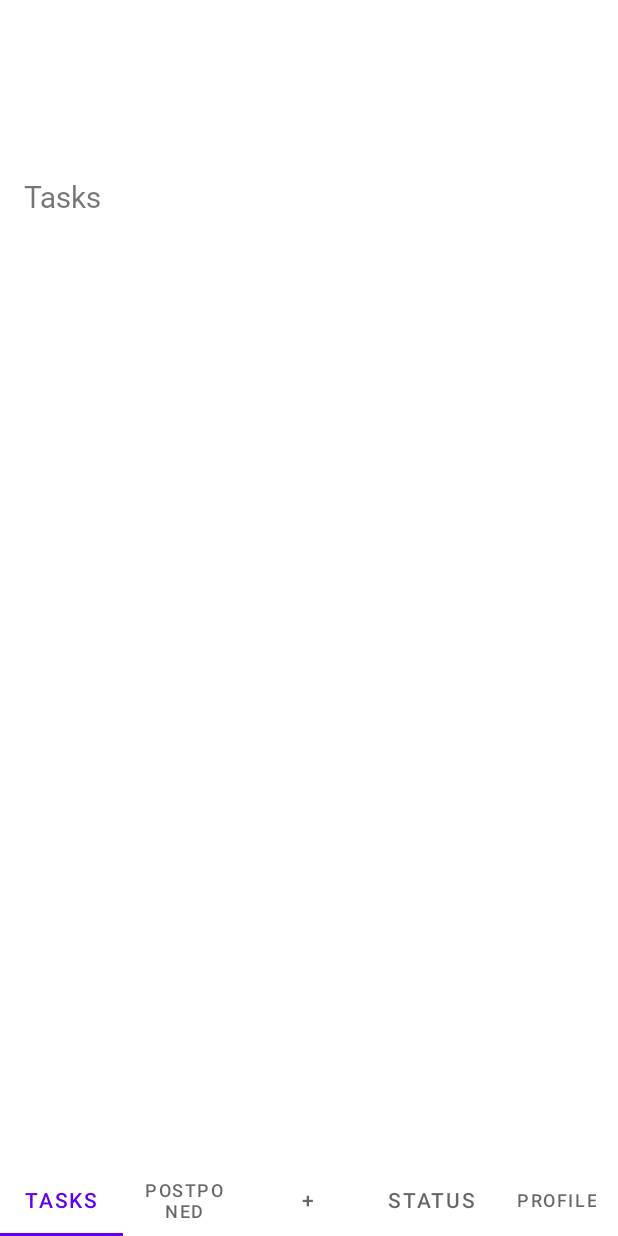
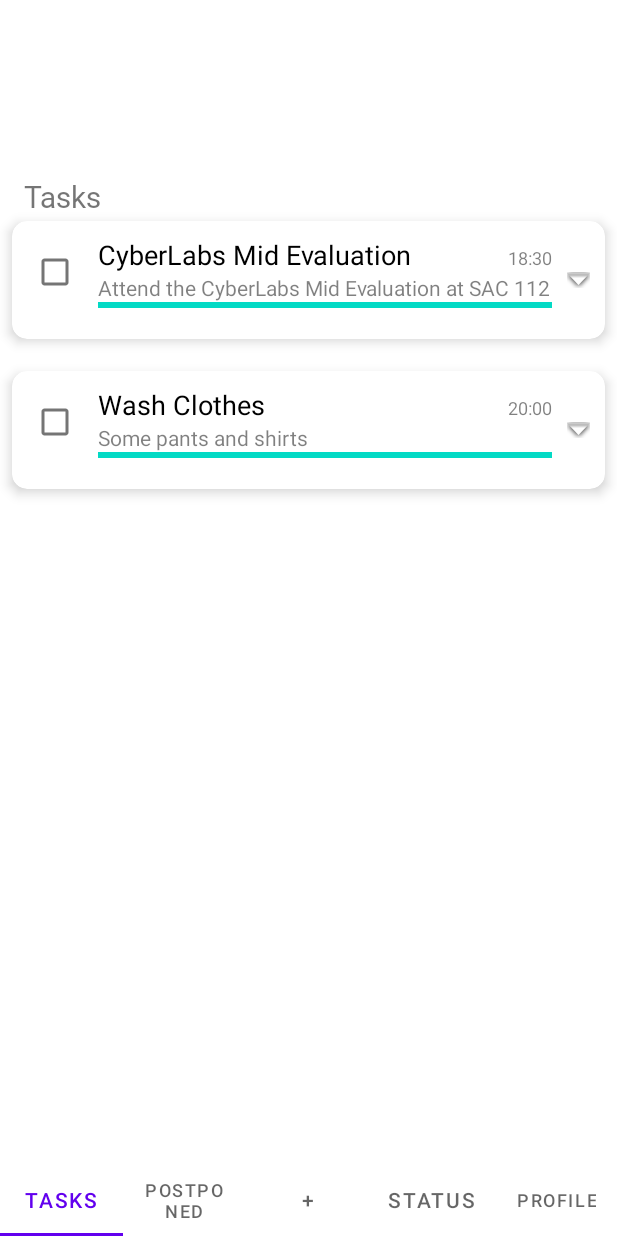
Before and after one commit to harsimranpaswan/timetable-manager, an Android app: the Tasks screen opened directly, with no data from a screen before it, on a phone screen of 412 x 824 dp. Run offline under Robolectric (Android 15) with nearby library versions, the phone set to English and light mode, and no system bars; Roboto replaces fonts that are not available here.

Commit message:
Firestore about to complete, RecyclerView in working condition

```diff
--- a/app/src/main/java/Adapters/FragmentAdapter.java
+++ b/app/src/main/java/Adapters/FragmentAdapter.java
@@ -8,7 +8,6 @@ import androidx.viewpager2.adapter.FragmentStateAdapter;
 import com.workshop.ttm.AddTask;
 import com.workshop.ttm.Postponed;
 import com.workshop.ttm.Profile;
-import com.workshop.ttm.Settings;
 import com.workshop.ttm.Status;
 import com.workshop.ttm.Tasks;
 
--- a/app/src/main/java/Adapters/ModelClass.java
+++ b/app/src/main/java/Adapters/ModelClass.java
@@ -1,9 +1,9 @@
 package Adapters;
 
 public class ModelClass {
-    private String title;
-    private String description;
-    private String time;
+    String title;
+    String description;
+    String time;
     public ModelClass(String title, String description, String time){
         this.title=title;
         this.description=description;
@@ -14,10 +14,23 @@ public class ModelClass {
         return title;
     }
 
+    public void setTitle(String title) {
+        this.title = title;
+    }
+
     public String getDescription() {
         return description;
     }
+
+    public void setDescription(String description) {
+        this.description = description;
+    }
+
     public String getTime(){
         return time;
     }
+
+    public void setTime(String time) {
+        this.time = time;
+    }
 }
--- /dev/null
+++ b/app/src/main/java/Adapters/NewAdapter.java
@@ -0,0 +1,51 @@
+package Adapters;
+
+import android.view.LayoutInflater;
+import android.view.View;
+import android.view.ViewGroup;
+import android.widget.TextView;
+
+import androidx.annotation.NonNull;
+import androidx.recyclerview.widget.RecyclerView;
+
+import com.workshop.ttm.R;
+
+import java.util.ArrayList;
+
+public class NewAdapter extends RecyclerView.Adapter<NewAdapter.myViewHolder>{
+    ArrayList <ModelClass> dataHolder;
+
+    public NewAdapter(ArrayList<ModelClass> dataHolder) {
+        this.dataHolder = dataHolder;
+    }
+
+    @NonNull
+    @Override
+    public myViewHolder onCreateViewHolder(@NonNull ViewGroup parent, int viewType) {
+        View view= LayoutInflater.from(parent.getContext()).inflate(R.layout.card_view,parent,false);
+        return new myViewHolder(view);
+    }
+
+    @Override
+    public void onBindViewHolder(@NonNull myViewHolder holder, int position) {
+    holder.title.setText(dataHolder.get(position).getTitle());
+    holder.description.setText(dataHolder.get(position).getDescription());
+    holder.time.setText(dataHolder.get(position).getTime());
+    }
+
+    @Override
+    public int getItemCount() {
+        return dataHolder.size();
+    }
+
+    class myViewHolder extends RecyclerView.ViewHolder{
+        TextView title,description,time;
+        public myViewHolder(@NonNull View itemView) {
+            super(itemView);
+
+            title= itemView.findViewById(R.id.tasktitle);
+            description=itemView.findViewById(R.id.taskdesc);
+            time=itemView.findViewById(R.id.tasktime);
+        }
+    }
+}
--- a/app/src/main/java/com/workshop/ttm/Tasks.java
+++ b/app/src/main/java/com/workshop/ttm/Tasks.java
@@ -2,7 +2,6 @@ package com.workshop.ttm;
 
 import android.os.Bundle;
 
-import androidx.constraintlayout.widget.ConstraintLayout;
 import androidx.fragment.app.Fragment;
 import androidx.recyclerview.widget.LinearLayoutManager;
 import androidx.recyclerview.widget.RecyclerView;
@@ -15,19 +14,20 @@ import java.util.ArrayList;
 import java.util.List;
 
 import Adapters.ModelClass;
-import Adapters.RecyclerAdapter;
+import Adapters.NewAdapter;
 
 public class Tasks extends Fragment {
     RecyclerView tasksRecycler;
-    ConstraintLayout conLayout;
     List<ModelClass>taskList;
 
     @Override
     public View onCreateView(LayoutInflater inflater, ViewGroup container,
                              Bundle savedInstanceState) {
         // Inflate the layout for this fragment
-        ConstraintLayout rootView=(ConstraintLayout) inflater.inflate(R.layout.fragment_tasks, container, false);
-        RecyclerView tasksRecycler= (RecyclerView) rootView.findViewById(R.id.tasksRecycler);
+        View rootView= inflater.inflate(R.layout.fragment_tasks, container, false);
+        tasksRecycler= rootView.findViewById(R.id.tasksRecycler);
+        tasksRecycler.setLayoutManager(new LinearLayoutManager(getContext()));
+
 
         initData();
         initRecyclerView();
@@ -43,6 +43,7 @@ public class Tasks extends Fragment {
 
     }
     private void initRecyclerView(){
+        tasksRecycler.setAdapter(new NewAdapter((ArrayList<ModelClass>) taskList));
     }
 
 }
--- a/app/src/main/res/layout/card_view.xml
+++ b/app/src/main/res/layout/card_view.xml
@@ -41,7 +41,7 @@
                     android:layout_weight="1"
                     android:singleLine="true"
                     android:textColor="@android:color/black"
-                    android:textSize="20sp"
+                    android:textSize="18sp"
                     tools:text="Task 1" />
 
                 <TextView
@@ -70,13 +70,13 @@
                 android:id="@+id/progressBar"
                 style="?android:attr/progressBarStyleHorizontal"
                 android:layout_width="match_parent"
-                android:layout_height="wrap_content"
-                android:background="#FFFFFF"
+                android:layout_height="4sp"
+                android:background="@drawable/round_button"
                 android:foreground="@color/teal_200"
                 android:progress="100" />
-                app:
 
         </LinearLayout>
+
 
         <ImageView
             android:id="@+id/options"
```
Also changed, not shown: app/src/main/java/Adapters/RecyclerAdapter.java (+9 -9 lines), app/src/main/java/com/workshop/ttm/Settings.java (deleted, +0 -19 lines), app/src/main/res/layout/fragment_settings.xml (deleted, +0 -21 lines).
